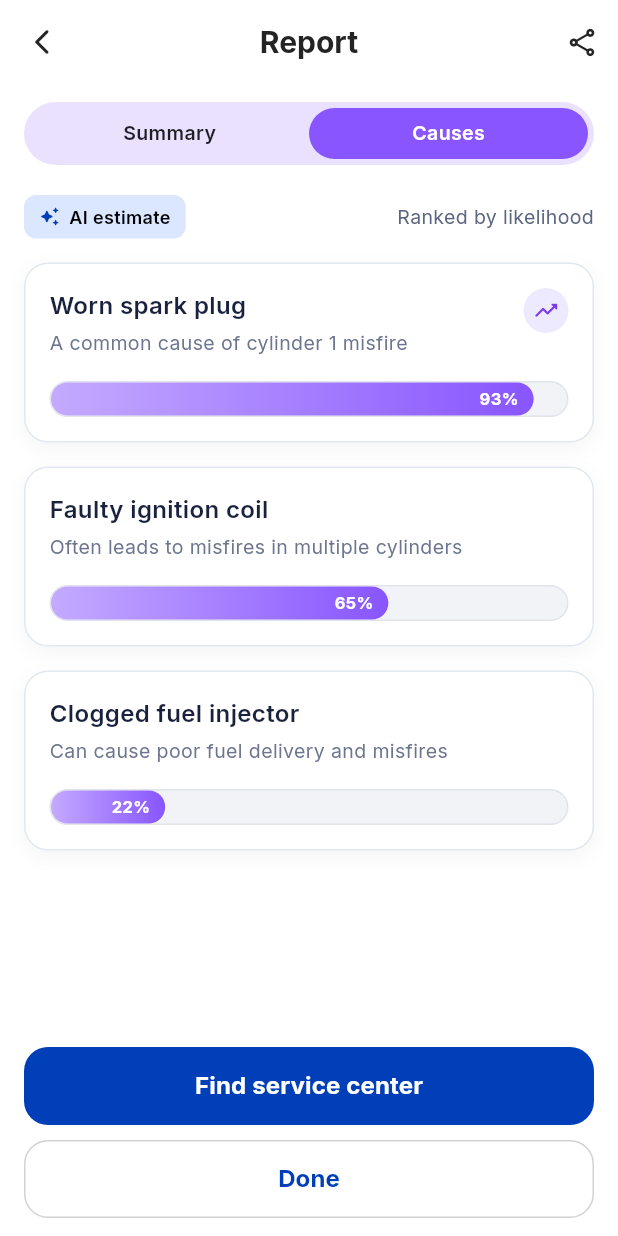
After one commit to dev-momensalman/OBD, a Flutter app: the ReportCausesPage screen opened directly, on a phone screen of 412 x 824 dp. The commit adds this screen. Run offline on Flutter 3.47's test engine with Material 3 defaults, Android fonts, the phone set to English and light mode, and no system bars; our stand-ins replace audioplayers, equatable, flutter_bloc, flutter_svg, get_it, google_fonts and 1 more; accounts and stored records are empty.

Commit message:
feat(diagnostics): add AI root cause analysis and live sensor telemetry gauge cockpit

```diff
--- /dev/null
+++ b/lib/features/diagnostics/presentation/pages/report_causes_page.dart
@@ -0,0 +1,371 @@
+import 'package:flutter/material.dart';
+import 'package:google_fonts/google_fonts.dart';
+import '../../../../core/constants/app_routes.dart';
+
+/// Authentic Report Causes Screen matching Figma Node 253:979
+/// Displays AI-estimated root causes for diagnostic trouble codes ranked by likelihood.
+class ReportCausesPage extends StatefulWidget {
+  const ReportCausesPage({super.key});
+
+  @override
+  State<ReportCausesPage> createState() => _ReportCausesPageState();
+}
+
+class _ReportCausesPageState extends State<ReportCausesPage> {
+  @override
+  Widget build(BuildContext context) {
+    return Scaffold(
+      backgroundColor: Colors.white,
+      appBar: AppBar(
+        backgroundColor: Colors.white,
+        elevation: 0,
+        leading: IconButton(
+          icon: const Icon(Icons.arrow_back_ios_new_rounded,
+              color: Color(0xFF242424), size: 20),
+          onPressed: () => Navigator.of(context).pop(),
+        ),
+        title: Text(
+          'Report',
+          style: GoogleFonts.inter(
+            fontSize: 20,
+            fontWeight: FontWeight.bold,
+            color: const Color(0xFF242424),
+          ),
+        ),
+        centerTitle: true,
+        actions: [
+          IconButton(
+            icon: const Icon(Icons.share_outlined,
+                color: Color(0xFF242424), size: 22),
+            onPressed: () {},
+          ),
+        ],
+      ),
+      body: SafeArea(
+        child: Column(
+          children: [
+            Expanded(
+              child: SingleChildScrollView(
+                physics: const BouncingScrollPhysics(),
+                padding: const EdgeInsets.symmetric(horizontal: 16),
+                child: Column(
+                  crossAxisAlignment: CrossAxisAlignment.stretch,
+                  children: [
+                    const SizedBox(height: 12),
+
+                    // 1. Segmented Control: [Summary] | [Causes] (Figma Node 253:986)
+                    Container(
+                      height: 42,
+                      padding: const EdgeInsets.all(4),
+                      decoration: BoxDecoration(
+                        color: const Color(0xFFC4AAFF).withValues(alpha: 0.35),
+                        borderRadius: BorderRadius.circular(100),
+                      ),
+                      child: Row(
+                        children: [
+                          Expanded(
+                            child: GestureDetector(
+                              onTap: () {
+                                Navigator.of(context).pushReplacementNamed(
+                                    AppRoutes.reportSummary);
+                              },
+                              child: Container(
+                                decoration: BoxDecoration(
+                                  color: Colors.transparent,
+                                  borderRadius: BorderRadius.circular(100),
+                                ),
+                                alignment: Alignment.center,
+                                child: Text(
+                                  'Summary',
+                                  style: GoogleFonts.inter(
+                                    fontSize: 13,
+                                    fontWeight: FontWeight.w600,
+                                    color: Colors.black87,
+                                  ),
+                                ),
+                              ),
+                            ),
+                          ),
+                          Expanded(
+                            child: Container(
+                              decoration: BoxDecoration(
+                                color: const Color(0xFF8855FF),
+                                borderRadius: BorderRadius.circular(100),
+                              ),
+                              alignment: Alignment.center,
+                              child: Text(
+                                'Causes',
+                                style: GoogleFonts.inter(
+                                  fontSize: 13,
+                                  fontWeight: FontWeight.w600,
+                                  color: Colors.white,
+                                ),
+                              ),
+                            ),
+                          ),
+                        ],
+                      ),
+                    ),
+
+                    const SizedBox(height: 20),
+
+                    // 2. Subheader: AI Estimate Pill & Ranked text (Figma Node 253:1131)
+                    Row(
+                      mainAxisAlignment: MainAxisAlignment.spaceBetween,
+                      children: [
+                        Container(
+                          padding: const EdgeInsets.symmetric(
+                              horizontal: 10, vertical: 6),
+                          decoration: BoxDecoration(
+                            color:
+                                const Color(0xFFA2C2FF).withValues(alpha: 0.4),
+                            borderRadius: BorderRadius.circular(8),
+                          ),
+                          child: Row(
+                            mainAxisSize: MainAxisSize.min,
+                            children: [
+                              const Icon(
+                                Icons.auto_awesome_rounded,
+                                size: 14,
+                                color: Color(0xFF003FB8),
+                              ),
+                              const SizedBox(width: 6),
+                              Text(
+                                'AI estimate',
+                                style: GoogleFonts.inter(
+                                  fontSize: 12,
+                                  fontWeight: FontWeight.w600,
+                                  color: Colors.black,
+                                ),
+                              ),
+                            ],
+                          ),
+                        ),
+                        Text(
+                          'Ranked by likelihood',
+                          style: GoogleFonts.inter(
+                            fontSize: 13,
+                            fontWeight: FontWeight.normal,
+                            color: const Color(0xFF5B6780),
+                          ),
+                        ),
+                      ],
+                    ),
+
+                    const SizedBox(height: 16),
+
+                    // 3. Cause Card 1: Worn spark plug (93%)
+                    _buildCauseCard(
+                      title: 'Worn spark plug',
+                      subtitle: 'A common cause of cylinder 1 misfire',
+                      percentage: 93,
+                      hasTrend: true,
+                    ),
+
+                    const SizedBox(height: 16),
+
+                    // 4. Cause Card 2: Faulty ignition coil (65%)
+                    _buildCauseCard(
+                      title: 'Faulty ignition coil',
+                      subtitle: 'Often leads to misfires in multiple cylinders',
+                      percentage: 65,
+                      hasTrend: false,
+                    ),
+
+                    const SizedBox(height: 16),
+
+                    // 5. Cause Card 3: Clogged fuel injector (22%)
+                    _buildCauseCard(
+                      title: 'Clogged fuel injector',
+                      subtitle: 'Can cause poor fuel delivery and misfires',
+                      percentage: 22,
+                      hasTrend: false,
+                    ),
+
+                    const SizedBox(height: 24),
+                  ],
+                ),
+              ),
+            ),
+
+            // Bottom CTAs: Find service center & Done (Figma Node 253:1009)
+            Padding(
+              padding: const EdgeInsets.symmetric(horizontal: 16, vertical: 12),
+              child: Column(
+                children: [
+                  SizedBox(
+                    width: double.infinity,
+                    height: 52,
+                    child: ElevatedButton(
+                      onPressed: () {
+                        Navigator.of(context).pushNamed(AppRoutes.serviceCentersList);
+                      },
+                      style: ElevatedButton.styleFrom(
+                        backgroundColor: const Color(0xFF003FB8),
+                        foregroundColor: Colors.white,
+                        elevation: 0,
+                        shape: RoundedRectangleBorder(
+                          borderRadius: BorderRadius.circular(16),
+                        ),
+                      ),
+                      child: Text(
+                        'Find service center',
+                        style: GoogleFonts.inter(
+                          fontSize: 16,
+                          fontWeight: FontWeight.bold,
+                        ),
+                      ),
+                    ),
+                  ),
+                  const SizedBox(height: 10),
+                  SizedBox(
+                    width: double.infinity,
+                    height: 52,
+                    child: OutlinedButton(
+                      onPressed: () {
+                        Navigator.of(context).pushNamedAndRemoveUntil(
+                          AppRoutes.home,
+                          (route) => false,
+                        );
+                      },
+                      style: OutlinedButton.styleFrom(
+                        foregroundColor: const Color(0xFF003FB8),
+                        side: const BorderSide(color: Color(0xFFD2D2D2)),
+                        shape: RoundedRectangleBorder(
+                          borderRadius: BorderRadius.circular(16),
+                        ),
+                      ),
+                      child: Text(
+                        'Done',
+                        style: GoogleFonts.inter(
+                          fontSize: 16,
+                          fontWeight: FontWeight.bold,
+                        ),
+                      ),
+                    ),
+                  ),
+                ],
+              ),
+            ),
+          ],
+        ),
+      ),
+    );
+  }
+
+  Widget _buildCauseCard({
+    required String title,
+    required String subtitle,
+    required int percentage,
+    required bool hasTrend,
+  }) {
+    return Container(
+      padding: const EdgeInsets.all(16),
+      decoration: BoxDecoration(
+        color: Colors.white,
+        borderRadius: BorderRadius.circular(16),
+        border: Border.all(color: const Color(0xFFE2E8F0)),
+        boxShadow: [
+          BoxShadow(
+            color: Colors.black.withValues(alpha: 0.04),
+            blurRadius: 10,
+            offset: const Offset(0, 4),
+          ),
+        ],
+      ),
+      child: Column(
+        crossAxisAlignment: CrossAxisAlignment.start,
+        children: [
+          Row(
+            crossAxisAlignment: CrossAxisAlignment.start,
+            children: [
+              Expanded(
+                child: Column(
+                  crossAxisAlignment: CrossAxisAlignment.start,
+                  children: [
+                    Text(
+                      title,
+                      style: GoogleFonts.inter(
+                        fontSize: 16,
+                        fontWeight: FontWeight.w600,
+                        color: const Color(0xFF19213D),
+                      ),
+                    ),
+                    const SizedBox(height: 4),
+                    Text(
+                      subtitle,
+                      style: GoogleFonts.inter(
+                        fontSize: 13,
+                        fontWeight: FontWeight.normal,
+                        color: const Color(0xFF6D758F),
+                      ),
+                    ),
+                  ],
+                ),
+              ),
+              if (hasTrend)
+                Container(
+                  padding: const EdgeInsets.all(6),
+                  decoration: BoxDecoration(
+                    color: const Color(0xFFEDE9FE),
+                    shape: BoxShape.circle,
+                  ),
+                  child: const Icon(
+                    Icons.trending_up_rounded,
+                    color: Color(0xFF7C3AED),
+                    size: 18,
+                  ),
+                ),
+            ],
+          ),
+          const SizedBox(height: 16),
+
+          // Percentage Bar (Figma Node 264:1758)
+          LayoutBuilder(
+            builder: (context, constraints) {
+              final totalWidth = constraints.maxWidth;
+              final filledWidth = totalWidth * (percentage / 100);
+
+              return Container(
+                height: 24,
+                width: double.infinity,
+                decoration: BoxDecoration(
+                  color: const Color(0xFFF1F3F7),
+                  borderRadius: BorderRadius.circular(100),
+                  border: Border.all(color: const Color(0xFFE1E4ED)),
+                ),
+                child: Stack(
+                  children: [
+                    Container(
+                      width: filledWidth,
+                      height: 24,
+                      decoration: BoxDecoration(
+                        gradient: const LinearGradient(
+                          colors: [
+                            Color(0xFFC4AAFF),
+                            Color(0xFF8855FF),
+                          ],
+                        ),
+                        borderRadius: BorderRadius.circular(100),
+                      ),
+                      alignment: Alignment.centerRight,
+                      padding: const EdgeInsets.only(right: 10),
+                      child: Text(
+                        '$percentage%',
+                        style: GoogleFonts.inter(
+                          fontSize: 11,
+                          fontWeight: FontWeight.bold,
+                          color: Colors.white,
+                        ),
+                      ),
+                    ),
+                  ],
+                ),
+              );
+            },
+          ),
+        ],
+      ),
+    );
+  }
+}
--- a/lib/features/diagnostics/presentation/pages/report_summary_page.dart
+++ b/lib/features/diagnostics/presentation/pages/report_summary_page.dart
@@ -86,7 +86,9 @@ class _ReportSummaryPageState extends State<ReportSummaryPage> {
                   ),
                   Expanded(
                     child: GestureDetector(
-                      onTap: () => setState(() => _selectedTab = 1),
+                      onTap: () {
+                        Navigator.of(context).pushReplacementNamed(AppRoutes.reportCauses);
+                      },
                       child: Container(
                         decoration: BoxDecoration(
                           color: _selectedTab == 1
```
Also changed, not shown: lib/features/diagnostics/presentation/pages/live_data_page.dart (added, +344 -0 lines).
